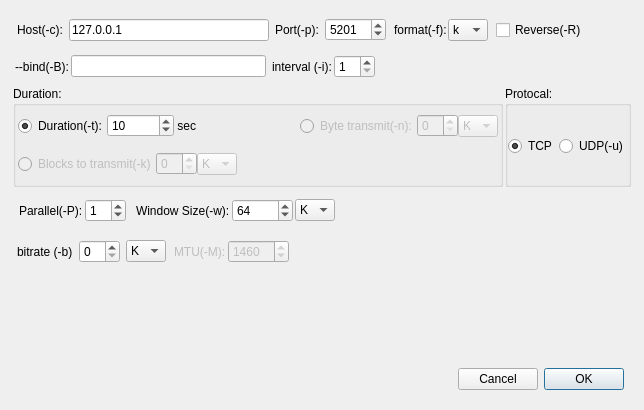
Qt form iperfclientdlg.ui (coolshou/pyIperf) before a commit.
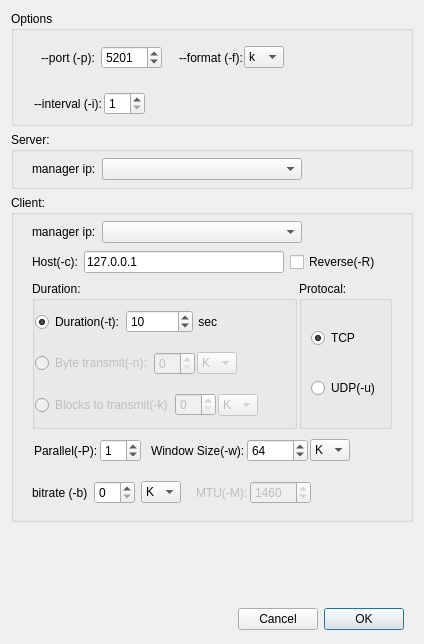
The same form after that commit.

```diff
--- a/iperfclientdlg.ui
+++ b/iperfclientdlg.ui
@@ -6,8 +6,8 @@
    <rect>
     <x>0</x>
     <y>0</y>
-    <width>644</width>
-    <height>410</height>
+    <width>424</width>
+    <height>644</height>
    </rect>
   </property>
   <property name="windowTitle">
@@ -15,85 +15,50 @@
   </property>
   <layout class="QVBoxLayout" name="verticalLayout">
    <item>
-    <widget class="QWidget" name="widget_2" native="true">
-     <property name="minimumSize">
-      <size>
-       <width>0</width>
-       <height>240</height>
-      </size>
+    <widget class="QGroupBox" name="gb_options">
+     <property name="title">
+      <string>Options</string>
      </property>
-     <layout class="QVBoxLayout" name="verticalLayout_2">
-      <property name="spacing">
-       <number>2</number>
-      </property>
-      <property name="leftMargin">
-       <number>0</number>
-      </property>
+     <layout class="QVBoxLayout" name="verticalLayout_5">
       <property name="topMargin">
-       <number>0</number>
-      </property>
-      <property name="rightMargin">
-       <number>0</number>
+       <number>3</number>
       </property>
       <property name="bottomMargin">
-       <number>0</number>
+       <number>3</number>
       </property>
       <item>
-       <widget class="QWidget" name="widget_3" native="true">
-        <layout class="QHBoxLayout" name="horizontalLayout_2">
-         <property name="spacing">
-          <number>6</number>
-         </property>
-         <property name="leftMargin">
-          <number>6</number>
-         </property>
+       <widget class="QWidget" name="widget_6" native="true">
+        <layout class="QHBoxLayout" name="horizontalLayout_9">
          <property name="topMargin">
-          <number>6</number>
-         </property>
-         <property name="rightMargin">
-          <number>6</number>
+          <number>3</number>
          </property>
          <property name="bottomMargin">
-          <number>6</number>
+          <number>3</number>
          </property>
          <item>
-          <widget class="QLabel" name="lbHost">
-           <property name="text">
-            <string>Host(-c):</string>
-           </property>
-          </widget>
-         </item>
-         <item>
-          <widget class="QLineEdit" name="leHost">
-           <property name="minimumSize">
-            <size>
-             <width>200</width>
-             <height>0</height>
-            </size>
-           </property>
-           <property name="text">
-            <string>127.0.0.1</string>
-           </property>
-          </widget>
-         </item>
-         <item>
-          <widget class="QLabel" name="lbPort">
-           <property name="text">
-            <string>Port(-p):</string>
-           </property>
-          </widget>
-         </item>
-         <item>
-          <widget class="QSpinBox" name="sbPort">
-           <property name="minimum">
-            <number>1000</number>
-           </property>
-           <property name="maximum">
-            <number>65534</number>
-           </property>
-           <property name="value">
-            <number>5201</number>
-           </property>
+          <widget class="QWidget" name="widget_16" native="true">
+           <layout class="QHBoxLayout" name="horizontalLayout_16">
+            <item>
+             <widget class="QLabel" name="lbPort">
+              <property name="text">
+               <string>--port (-p):</string>
+              </property>
+             </widget>
+            </item>
+            <item>
+             <widget class="QSpinBox" name="sbPort">
+              <property name="minimum">
+               <number>1000</number>
+              </property>
+              <property name="maximum">
+               <number>65534</number>
+              </property>
+              <property name="value">
+               <number>5201</number>
+              </property>
+             </widget>
+            </item>
+           </layout>
           </widget>
          </item>
          <item>
@@ -117,7 +82,7 @@
             <item>
              <widget class="QLabel" name="lbFormat">
               <property name="text">
-               <string>format(-f):</string>
+               <string>--format (-f):</string>
               </property>
              </widget>
             </item>
@@ -172,14 +137,7 @@
           </widget>
          </item>
          <item>
-          <widget class="QCheckBox" name="cbReverse">
-           <property name="text">
-            <string>Reverse(-R)</string>
-           </property>
-          </widget>
-         </item>
-         <item>
-          <spacer name="horizontalSpacer_8">
+          <spacer name="horizontalSpacer_9">
            <property name="orientation">
             <enum>Qt::Horizontal</enum>
            </property>
@@ -198,55 +156,20 @@
        <widget class="QWidget" name="widget_15" native="true">
         <layout class="QHBoxLayout" name="horizontalLayout_15">
          <property name="spacing">
-          <number>2</number>
+          <number>6</number>
          </property>
          <property name="leftMargin">
-          <number>2</number>
+          <number>9</number>
          </property>
          <property name="topMargin">
-          <number>2</number>
+          <number>3</number>
          </property>
          <property name="rightMargin">
-          <number>2</number>
+          <number>9</number>
          </property>
          <property name="bottomMargin">
-          <number>2</number>
+          <number>3</number>
          </property>
-         <item>
-          <widget class="QWidget" name="widget_16" native="true">
-           <layout class="QHBoxLayout" name="horizontalLayout_16">
-            <property name="spacing">
-             <number>2</number>
-            </property>
-            <property name="leftMargin">
-             <number>2</number>
-            </property>
-            <property name="topMargin">
-             <number>2</number>
-            </property>
-            <property name="rightMargin">
-             <number>2</number>
-            </property>
-            <property name="bottomMargin">
-             <number>2</number>
-            </property>
-            <item>
-             <widget class="QLabel" name="label_2">
-              <property name="text">
-               <string>--bind(-B):</string>
-              </property>
-             </widget>
-            </item>
-            <item>
-             <widget class="QLineEdit" name="lineEdit">
-              <property name="toolTip">
-               <string>bind to the interface associated with the address &lt;host&gt;</string>
-              </property>
-             </widget>
-            </item>
-           </layout>
-          </widget>
-         </item>
          <item>
           <widget class="QWidget" name="widget_5" native="true">
            <layout class="QHBoxLayout" name="horizontalLayout">
@@ -268,7 +191,7 @@
             <item>
              <widget class="QLabel" name="label">
               <property name="text">
-               <string>interval (-i):</string>
+               <string>--interval (-i):</string>
               </property>
              </widget>
             </item>
@@ -301,12 +224,205 @@
         </layout>
        </widget>
       </item>
+     </layout>
+    </widget>
+   </item>
+   <item>
+    <widget class="QGroupBox" name="gb_server">
+     <property name="title">
+      <string>Server:</string>
+     </property>
+     <layout class="QHBoxLayout" name="horizontalLayout_18">
+      <property name="spacing">
+       <number>2</number>
+      </property>
+      <property name="leftMargin">
+       <number>9</number>
+      </property>
+      <property name="topMargin">
+       <number>3</number>
+      </property>
+      <property name="rightMargin">
+       <number>9</number>
+      </property>
+      <property name="bottomMargin">
+       <number>3</number>
+      </property>
+      <item>
+       <widget class="QWidget" name="widget_18" native="true">
+        <layout class="QHBoxLayout" name="horizontalLayout_20">
+         <property name="topMargin">
+          <number>3</number>
+         </property>
+         <property name="bottomMargin">
+          <number>3</number>
+         </property>
+         <item>
+          <widget class="QLabel" name="label_4">
+           <property name="text">
+            <string>manager ip:</string>
+           </property>
+          </widget>
+         </item>
+         <item>
+          <widget class="QComboBox" name="cb_managerServer">
+           <property name="minimumSize">
+            <size>
+             <width>200</width>
+             <height>0</height>
+            </size>
+           </property>
+          </widget>
+         </item>
+         <item>
+          <spacer name="horizontalSpacer_6">
+           <property name="orientation">
+            <enum>Qt::Horizontal</enum>
+           </property>
+           <property name="sizeHint" stdset="0">
+            <size>
+             <width>40</width>
+             <height>20</height>
+            </size>
+           </property>
+          </spacer>
+         </item>
+        </layout>
+       </widget>
+      </item>
+     </layout>
+    </widget>
+   </item>
+   <item>
+    <widget class="QGroupBox" name="gb_client">
+     <property name="minimumSize">
+      <size>
+       <width>0</width>
+       <height>0</height>
+      </size>
+     </property>
+     <property name="title">
+      <string>Client:</string>
+     </property>
+     <layout class="QVBoxLayout" name="verticalLayout_3">
+      <property name="spacing">
+       <number>2</number>
+      </property>
+      <property name="topMargin">
+       <number>3</number>
+      </property>
+      <property name="bottomMargin">
+       <number>3</number>
+      </property>
+      <item>
+       <widget class="QWidget" name="widget_19" native="true">
+        <layout class="QHBoxLayout" name="horizontalLayout_19">
+         <property name="topMargin">
+          <number>3</number>
+         </property>
+         <property name="bottomMargin">
+          <number>3</number>
+         </property>
+         <item>
+          <widget class="QLabel" name="label_5">
+           <property name="text">
+            <string>manager ip:</string>
+           </property>
+          </widget>
+         </item>
+         <item>
+          <widget class="QComboBox" name="cb_managerClient">
+           <property name="minimumSize">
+            <size>
+             <width>200</width>
+             <height>0</height>
+            </size>
+           </property>
+          </widget>
+         </item>
+         <item>
+          <spacer name="horizontalSpacer_5">
+           <property name="orientation">
+            <enum>Qt::Horizontal</enum>
+           </property>
+           <property name="sizeHint" stdset="0">
+            <size>
+             <width>40</width>
+             <height>20</height>
+            </size>
+           </property>
+          </spacer>
+         </item>
+        </layout>
+       </widget>
+      </item>
+      <item>
+       <widget class="QWidget" name="widget_3" native="true">
+        <layout class="QHBoxLayout" name="horizontalLayout_2">
+         <property name="spacing">
+          <number>6</number>
+         </property>
+         <property name="leftMargin">
+          <number>9</number>
+         </property>
+         <property name="topMargin">
+          <number>3</number>
+         </property>
+         <property name="rightMargin">
+          <number>9</number>
+         </property>
+         <property name="bottomMargin">
+          <number>3</number>
+         </property>
+         <item>
+          <widget class="QLabel" name="lbHost">
+           <property name="text">
+            <string>Host(-c):</string>
+           </property>
+          </widget>
+         </item>
+         <item>
+          <widget class="QLineEdit" name="leHost">
+           <property name="minimumSize">
+            <size>
+             <width>200</width>
+             <height>0</height>
+            </size>
+           </property>
+           <property name="text">
+            <string>127.0.0.1</string>
+           </property>
+          </widget>
+         </item>
+         <item>
+          <widget class="QCheckBox" name="cbReverse">
+           <property name="text">
+            <string>Reverse(-R)</string>
+           </property>
+          </widget>
+         </item>
+         <item>
+          <spacer name="horizontalSpacer_8">
+           <property name="orientation">
+            <enum>Qt::Horizontal</enum>
+           </property>
+           <property name="sizeHint" stdset="0">
+            <size>
+             <width>40</width>
+             <height>20</height>
+            </size>
+           </property>
+          </spacer>
+         </item>
+        </layout>
+       </widget>
+      </item>
       <item>
        <widget class="QWidget" name="widget_10" native="true">
         <property name="minimumSize">
          <size>
           <width>0</width>
-          <height>105</height>
+          <height>154</height>
          </size>
         </property>
         <layout class="QHBoxLayout" name="horizontalLayout_10">
@@ -314,67 +430,67 @@
           <number>2</number>
          </property>
          <property name="leftMargin">
-          <number>2</number>
+          <number>9</number>
          </property>
          <property name="topMargin">
-          <number>2</number>
+          <number>3</number>
          </property>
          <property name="rightMargin">
-          <number>2</number>
+          <number>9</number>
          </property>
          <property name="bottomMargin">
-          <number>2</number>
+          <number>3</number>
          </property>
          <item>
           <widget class="QGroupBox" name="groupBox">
            <property name="minimumSize">
             <size>
              <width>0</width>
-             <height>90</height>
+             <height>120</height>
             </size>
            </property>
            <property name="title">
             <string>Duration:</string>
            </property>
-           <layout class="QGridLayout" name="gridLayout">
+           <layout class="QVBoxLayout" name="verticalLayout_4">
+            <property name="spacing">
+             <number>6</number>
+            </property>
             <property name="leftMargin">
              <number>0</number>
             </property>
             <property name="topMargin">
-             <number>2</number>
+             <number>3</number>
             </property>
             <property name="rightMargin">
              <number>0</number>
             </property>
             <property name="bottomMargin">
-             <number>2</number>
+             <number>3</number>
             </property>
-            <property name="spacing">
-             <number>2</number>
-            </property>
-            <item row="0" column="0">
+            <item>
              <widget class="QWidget" name="widget_11" native="true">
               <property name="minimumSize">
                <size>
                 <width>0</width>
-                <height>25</height>
+                <height>30</height>
                </size>
               </property>
               <layout class="QHBoxLayout" name="horizontalLayout_12">
                <property name="spacing">
-                <number>0</number>
+                <number>2</number>
                </property>
                <property name="leftMargin">
-                <number>2</number>
+                <number>0</number>
                </property>
                <property name="topMargin">
-                <number>2</number>
+                <number>0</number>
                </property>
                <property name="rightMargin">
-                <number>2</number>
+                <number>0</number>
                </property>
                <property name="bottomMargin">
-                <number>2</number>
+                <number>0</number>
                </property>
                <item>
                 <widget class="QRadioButton" name="rbDuration">
@@ -422,29 +538,29 @@
               </layout>
              </widget>
             </item>
-            <item row="0" column="1">
+            <item>
              <widget class="QWidget" name="widget_12" native="true">
               <property name="minimumSize">
                <size>
                 <width>0</width>
-                <height>25</height>
+                <height>30</height>
                </size>
               </property>
               <layout class="QHBoxLayout" name="horizontalLayout_11">
                <property name="spacing">
-                <number>0</number>
+                <number>2</number>
                </property>
                <property name="leftMargin">
-                <number>2</number>
+                <number>0</number>
                </property>
                <property name="topMargin">
-                <number>2</number>
+                <number>0</number>
                </property>
                <property name="rightMargin">
-                <number>2</number>
+                <number>0</number>
                </property>
                <property name="bottomMargin">
-                <number>2</number>
+                <number>0</number>
                </property>
                <item>
                 <widget class="QRadioButton" name="rbByte">
@@ -488,32 +604,45 @@
                  </item>
                 </widget>
                </item>
+               <item>
+                <spacer name="horizontalSpacer_7">
+                 <property name="orientation">
+                  <enum>Qt::Horizontal</enum>
+                 </property>
+                 <property name="sizeHint" stdset="0">
+                  <size>
+                   <width>40</width>
+                   <height>20</height>
+                  </size>
+                 </property>
+                </spacer>
+               </item>
               </layout>
              </widget>
             </item>
-            <item row="1" column="0">
+            <item>
              <widget class="QWidget" name="widget_13" native="true">
               <property name="minimumSize">
                <size>
                 <width>0</width>
-                <height>25</height>
+                <height>30</height>
                </size>
               </property>
               <layout class="QHBoxLayout" name="horizontalLayout_13">
                <property name="spacing">
-                <number>0</number>
+                <number>2</number>
                </property>
                <property name="leftMargin">
-                <number>2</number>
+                <number>0</number>
                </property>
                <property name="topMargin">
-                <number>2</number>
+                <number>0</number>
                </property>
                <property name="rightMargin">
-                <number>2</number>
+                <number>0</number>
                </property>
                <property name="bottomMargin">
-                <number>2</number>
+                <number>0</number>
                </property>
                <item>
                 <widget class="QRadioButton" name="rbBlocks">
@@ -590,27 +719,27 @@
            <property name="checkable">
             <bool>false</bool>
            </property>
-           <layout class="QHBoxLayout" name="horizontalLayout_9">
+           <layout class="QVBoxLayout" name="verticalLayout_2">
             <property name="spacing">
-             <number>2</number>
+             <number>6</number>
             </property>
             <property name="sizeConstraint">
              <enum>QLayout::SetDefaultConstraint</enum>
             </property>
             <property name="leftMargin">
-             <number>0</number>
+             <number>9</number>
             </property>
             <property name="topMargin">
-             <number>2</number>
+             <number>3</number>
             </property>
             <property name="rightMargin">
-             <number>0</number>
+             <number>9</number>
             </property>
             <property name="bottomMargin">
-             <number>0</number>
+             <number>3</number>
             </property>
             <item>
-             <widget class="QRadioButton" name="rbTCP_2">
+             <widget class="QRadioButton" name="rbTCP">
               <property name="text">
                <string>TCP</string>
               </property>
@@ -620,7 +749,7 @@
              </widget>
             </item>
             <item>
-             <widget class="QRadioButton" name="rbUDP_2">
+             <widget class="QRadioButton" name="rbUDP">
               <property name="text">
                <string>UDP(-u)</string>
               </property>
@@ -642,16 +771,16 @@
           <number>6</number>
          </property>
          <property name="leftMargin">
-          <number>6</number>
+          <number>9</number>
          </property>
          <property name="topMargin">
-          <number>6</number>
+          <number>3</number>
          </property>
          <property name="rightMargin">
-          <number>6</number>
+          <number>9</number>
          </property>
          <property name="bottomMargin">
-          <number>6</number>
+          <number>3</number>
          </property>
          <item>
           <widget class="QWidget" name="widget_9" native="true">
@@ -777,50 +906,68 @@
        </widget>
       </item>
       <item>
-       <widget class="QWidget" name="widget" native="true">
-        <layout class="QHBoxLayout" name="horizontalLayout_7">
-         <property name="leftMargin">
-          <number>6</number>
-         </property>
+       <widget class="QWidget" name="widget_2" native="true">
+        <property name="minimumSize">
+         <size>
+          <width>0</width>
+          <height>0</height>
+         </size>
+        </property>
+        <layout class="QHBoxLayout" name="horizontalLayout_21">
          <property name="topMargin">
-          <number>6</number>
-         </property>
-         <property name="rightMargin">
-          <number>6</number>
+          <number>3</number>
          </property>
          <property name="bottomMargin">
-          <number>6</number>
+          <number>3</number>
          </property>
          <item>
-          <widget class="QLabel" name="lb_bitrate">
-           <property name="toolTip">
-            <string>&lt;html&gt;&lt;head/&gt;&lt;body&gt;&lt;p&gt;target bitrate in bits/sec (0 for unlimited)&lt;/p&gt;&lt;p&gt;(default 1 Mbit/sec for UDP, unlimited for TCP)&lt;/p&gt;&lt;/body&gt;&lt;/html&gt;</string>
-           </property>
-           <property name="text">
-            <string>bitrate (-b)</string>
-           </property>
-          </widget>
-         </item>
-         <item>
-          <widget class="QSpinBox" name="sbBitrate"/>
-         </item>
-         <item>
-          <widget class="QComboBox" name="comboBitrateUnit">
-           <item>
-            <property name="text">
-             <string>K</string>
+          <widget class="QWidget" name="widget" native="true">
+           <layout class="QHBoxLayout" name="horizontalLayout_7">
+            <property name="leftMargin">
+             <number>0</number>
             </property>
-           </item>
-           <item>
-            <property name="text">
-             <string>M</string>
+            <property name="topMargin">
+             <number>3</number>
             </property>
-           </item>
-           <item>
-            <property name="text">
-             <string>G</string>
+            <property name="rightMargin">
+             <number>0</number>
             </property>
-           </item>
+            <property name="bottomMargin">
+             <number>3</number>
+            </property>
+            <item>
+             <widget class="QLabel" name="lb_bitrate">
+              <property name="toolTip">
+               <string>&lt;html&gt;&lt;head/&gt;&lt;body&gt;&lt;p&gt;target bitrate in bits/sec (0 for unlimited)&lt;/p&gt;&lt;p&gt;(default 1 Mbit/sec for UDP, unlimited for TCP)&lt;/p&gt;&lt;/body&gt;&lt;/html&gt;</string>
+              </property>
+              <property name="text">
+               <string>bitrate (-b)</string>
+              </property>
+             </widget>
+            </item>
+            <item>
+             <widget class="QSpinBox" name="sbBitrate"/>
+            </item>
+            <item>
+             <widget class="QComboBox" name="comboBitrateUnit">
+              <item>
+               <property name="text">
+                <string>K</string>
+               </property>
+              </item>
+              <item>
+               <property name="text">
+                <string>M</string>
+               </property>
+              </item>
+              <item>
+               <property name="text">
+                <string>G</string>
+               </property>
+              </item>
+             </widget>
+            </item>
+           </layout>
           </widget>
          </item>
          <item>
@@ -830,16 +977,16 @@
              <number>2</number>
             </property>
             <property name="leftMargin">
-             <number>2</number>
+             <number>9</number>
             </property>
             <property name="topMargin">
-             <number>2</number>
+             <number>9</number>
             </property>
             <property name="rightMargin">
-             <number>2</number>
+             <number>9</number>
             </property>
             <property name="bottomMargin">
-             <number>2</number>
+             <number>9</number>
             </property>
             <item>
              <widget class="QLabel" name="lbMTU">
@@ -906,8 +1053,14 @@
     </spacer>
    </item>
    <item>
-    <widget class="QWidget" name="widget_6" native="true">
+    <widget class="QWidget" name="w_btn" native="true">
      <layout class="QHBoxLayout" name="horizontalLayout_5">
+      <property name="topMargin">
+       <number>3</number>
+      </property>
+      <property name="bottomMargin">
+       <number>3</number>
+      </property>
       <item>
        <spacer name="horizontalSpacer_4">
         <property name="orientation">
```
Left out of the diff: 2 changed lines with no effect on the pictures.
